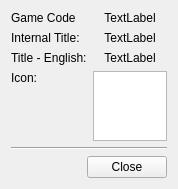
Above: frontends/redPandaDS/cartridgeInfo/cartridgeInfo.ui from StefanScods/red-panda-ds before the change. Below: the same form after it.
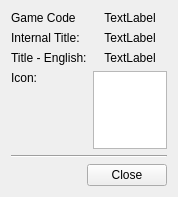
That is the form after the change.

Patch:
```diff
--- a/frontends/redPandaDS/cartridgeInfo/cartridgeInfo.ui
+++ b/frontends/redPandaDS/cartridgeInfo/cartridgeInfo.ui
@@ -7,7 +7,7 @@
     <x>0</x>
     <y>0</y>
     <width>178</width>
-    <height>143</height>
+    <height>197</height>
    </rect>
   </property>
   <property name="windowTitle">
```
Left out of the diff: 9 changed lines with no effect on the pictures.
